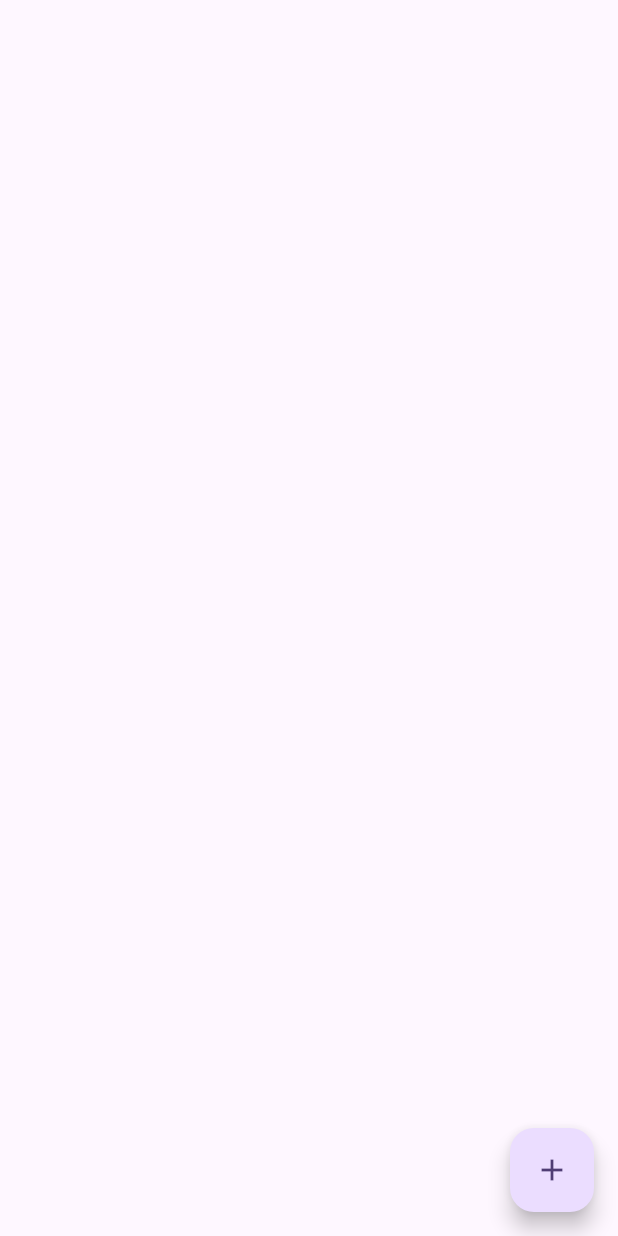
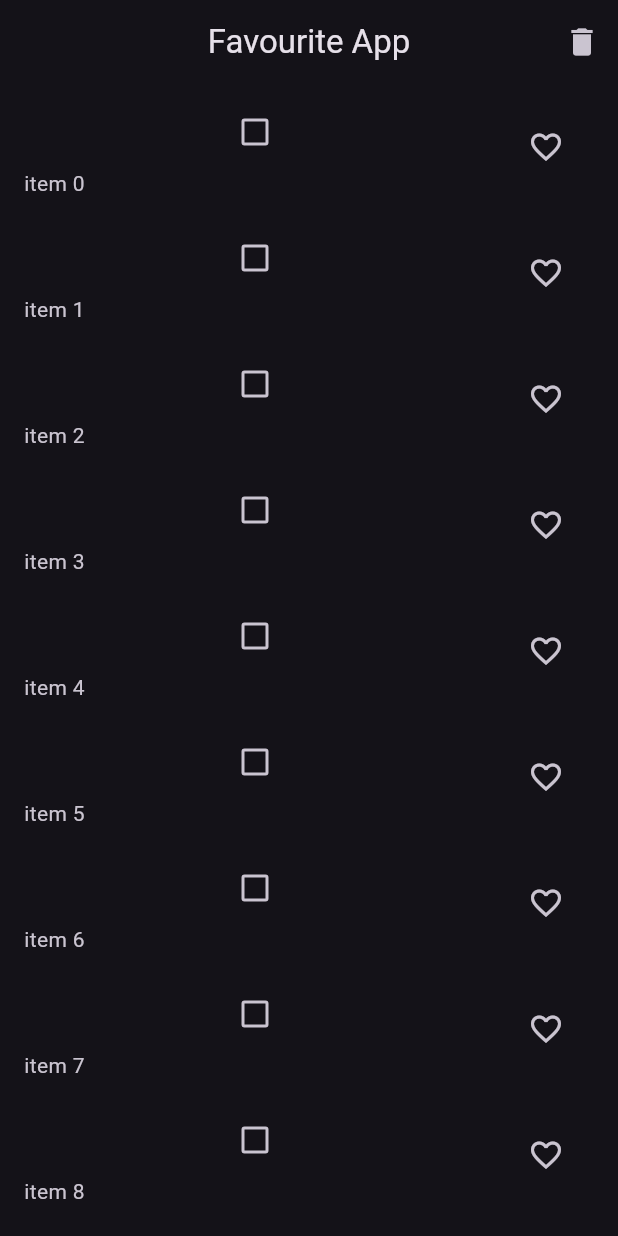
Before and after one commit to muhammadfurqan2002/Bloc-MVVM, a Flutter app: the screen it shows after launch, on a phone screen of 412 x 824 dp. Run offline on Flutter 3.47's test engine with Material 3 defaults, Android fonts, the phone set to English and light mode, and no system bars; our stand-ins replace bloc, equatable, flutter_bloc, image_picker.

Commit message:
updated and more favourite app

```diff
--- /dev/null
+++ b/lib/bloc/fav_bloc/fav_blc_bloc.dart
@@ -0,0 +1,66 @@
+
+import 'package:bloc/bloc.dart';
+import 'package:bloc_practice/model/favourite_item_model.dart';
+import 'package:bloc_practice/repository/favourite_repository.dart';
+
+import 'fav_blc_event.dart';
+import 'fav_blc_state.dart';
+
+
+class FavBlcBloc extends Bloc<FavBlcEvent, FavBlocState> {
+  final FavouriteRepository _favouriteRepository;
+  List<FavouriteItemModel> list=[];
+  List<FavouriteItemModel> tempList=[];
+  FavBlcBloc(this._favouriteRepository) : super(FavBlocState()) {
+    on<FetchFavouriteList>(_fetchList);
+    on<LikeFavouriteList>(_likes);
+    on<SelectFavouriteList>(_onSelect);
+    on<UnSelectFavouriteList>(_onUnSelect);
+    on<DeleteFavouriteList>(_onDelete);
+  }
+
+  void _fetchList(FetchFavouriteList event,Emitter<FavBlocState> emit)async{
+    list=await _favouriteRepository.fetchList();
+     emit.call(state.copyWith(list: List.from(list),status:ListStatus.success ));
+  }
+
+  void _likes(LikeFavouriteList event,Emitter<FavBlocState> emit)async{
+    final index=list.indexWhere((val)=>val.id==event.item.id);
+
+    if(event.item.isFavourite){
+
+      if(tempList.contains(list[index])){
+        tempList.remove(list[index]);
+        tempList.add(event.item);
+      }
+    }else{
+      if(tempList.contains(list[index])){
+        tempList.remove(list[index]);
+        tempList.add(event.item);
+      }
+    }
+
+
+
+
+    list[index]=event.item;
+
+     emit.call(state.copyWith(list: List.from(list),status:ListStatus.success,tempList:List.from(tempList)  ));
+  }
+  void _onSelect(SelectFavouriteList event,Emitter<FavBlocState> emit)async{
+    tempList.add(event.item);
+    emit.call(state.copyWith(tempList: List.from(tempList)));
+  }
+  void _onUnSelect(UnSelectFavouriteList event,Emitter<FavBlocState> emit)async{
+    tempList.remove(event.item);
+    emit.call(state.copyWith(tempList: List.from(tempList)));
+  }
+  void _onDelete(DeleteFavouriteList event,Emitter<FavBlocState> emit)async{
+    for(int x=0;x<tempList.length;x++){
+      list.remove(tempList[x]);
+    }
+    tempList.clear();
+    emit.call(state.copyWith(tempList: List.from(tempList),list: List.from(list)));
+  }
+
+}
--- /dev/null
+++ b/lib/bloc/fav_bloc/fav_blc_event.dart
@@ -0,0 +1,32 @@
+import 'package:bloc_practice/model/favourite_item_model.dart';
+import 'package:equatable/equatable.dart';
+
+abstract class FavBlcEvent extends Equatable{
+  const FavBlcEvent();
+
+  @override
+  // TODO: implement props
+  List<Object?> get props => [];
+}
+
+
+class FetchFavouriteList extends FavBlcEvent{}
+class DeleteFavouriteList extends FavBlcEvent{}
+class LikeFavouriteList extends FavBlcEvent{
+  final FavouriteItemModel item;
+  const LikeFavouriteList({required this.item});
+  @override
+  List<Object?> get props => [item];
+}
+class SelectFavouriteList extends FavBlcEvent{
+  final FavouriteItemModel item;
+  const SelectFavouriteList({required this.item});
+  @override
+  List<Object?> get props => [item];
+}
+class UnSelectFavouriteList extends FavBlcEvent{
+  final FavouriteItemModel item;
+  const UnSelectFavouriteList({required this.item});
+  @override
+  List<Object?> get props => [item];
+}
--- /dev/null
+++ b/lib/bloc/fav_bloc/fav_blc_state.dart
@@ -0,0 +1,29 @@
+
+import 'package:equatable/equatable.dart';
+
+import '../../model/favourite_item_model.dart';
+
+enum ListStatus{loading,success,failure}
+
+class FavBlocState extends Equatable {
+  final List<FavouriteItemModel> list;
+  final List<FavouriteItemModel> tempList;
+  final ListStatus status;
+  const FavBlocState({
+    this.list=const [],
+    this.tempList=const [],
+    this.status=ListStatus.loading
+  });
+
+  FavBlocState copyWith({List<FavouriteItemModel>? list,List<FavouriteItemModel>? tempList,ListStatus? status}){
+    return FavBlocState(
+      list:list??this.list,
+        tempList:tempList?? this.tempList,
+      status: status??this.status
+    );
+  }
+
+  @override
+  List<Object?> get props => [status,list,tempList];
+
+}
--- a/lib/main.dart
+++ b/lib/main.dart
@@ -1,9 +1,12 @@
 import 'package:bloc_practice/bloc/counter_bloc/counter_bloc.dart';
+import 'package:bloc_practice/bloc/fav_bloc/fav_blc_bloc.dart';
 import 'package:bloc_practice/bloc/image_picker/image_picker_bloc.dart';
 import 'package:bloc_practice/bloc/switch_bloc/switch_bloc.dart';
 import 'package:bloc_practice/bloc/todo/todo_bloc.dart';
 import 'package:bloc_practice/equatble_test.dart';
+import 'package:bloc_practice/repository/favourite_repository.dart';
 import 'package:bloc_practice/ui/counter/counter_screen.dart';
+import 'package:bloc_practice/ui/fav/favurite.dart';
 import 'package:bloc_practice/ui/image_picker/image_picker.dart';
 import 'package:bloc_practice/ui/switch/switch_example.dart';
 import 'package:bloc_practice/ui/todo/todo.dart';
@@ -34,15 +37,19 @@ class MyApp extends StatelessWidget {
         BlocProvider(
           create: (context) => TodoBloc(),
         ),
+        BlocProvider(
+          create: (context) => FavBlcBloc(FavouriteRepository()),
+        ),
 
       ],
       child: MaterialApp(
         title: 'Flutter Demo',
+        themeMode: ThemeMode.dark,
         theme: ThemeData(
-
-          colorScheme: ColorScheme.fromSeed(seedColor: Colors.deepPurple),
+            brightness: Brightness.dark,
+            useMaterial3: true
         ),
-        home:TodoScreen(),
+        home:Favourite(),
       ),
     );
   }
--- /dev/null
+++ b/lib/model/favourite_item_model.dart
@@ -0,0 +1,23 @@
+import 'package:equatable/equatable.dart';
+
+class FavouriteItemModel extends Equatable{
+  final String id;
+  final String value;
+  final bool isDeleting;
+  final bool isFavourite;
+
+  const FavouriteItemModel({required this.id,required this.value,this.isDeleting=false,this.isFavourite=false});
+
+
+  FavouriteItemModel copyWith({String? id,String? value,bool? isDeleting,bool? isFavourite}){
+    return FavouriteItemModel(id: id??this.id,
+    value: value??this.value,
+isDeleting: isDeleting??this.isDeleting,
+isFavourite: isFavourite??this.isFavourite);
+}
+
+  @override
+  // TODO: implement props
+  List<Object?> get props => [id,value,isFavourite,isDeleting];
+
+}
--- /dev/null
+++ b/lib/repository/favourite_repository.dart
@@ -0,0 +1,15 @@
+import 'package:bloc_practice/model/favourite_item_model.dart';
+
+class FavouriteRepository{
+
+ Future<List<FavouriteItemModel>> fetchList()async{
+   await Future.delayed(Duration(seconds: 3));
+   return List.of(_generateList(10));
+ }
+
+ List<FavouriteItemModel> _generateList(int length){
+    return List.generate(10, (index){
+      return  FavouriteItemModel(id: index.toString(), value: "item $index");
+    });
+ }
+}
--- /dev/null
+++ b/lib/ui/fav/favurite.dart
@@ -0,0 +1,69 @@
+import 'package:bloc_practice/bloc/fav_bloc/fav_blc_bloc.dart';
+import 'package:bloc_practice/bloc/fav_bloc/fav_blc_event.dart';
+import 'package:bloc_practice/bloc/fav_bloc/fav_blc_state.dart';
+import 'package:bloc_practice/model/favourite_item_model.dart';
+import 'package:flutter/cupertino.dart';
+import 'package:flutter/material.dart';
+import 'package:flutter_bloc/flutter_bloc.dart';
+
+class Favourite extends StatefulWidget {
+  const Favourite({super.key});
+
+  @override
+  State<Favourite> createState() => _FavouriteState();
+}
+
+class _FavouriteState extends State<Favourite> {
+  @override
+  void initState() {
+    // TODO: implement initState
+    super.initState();
+    context.read<FavBlcBloc>().add(FetchFavouriteList());
+  }
+  @override
+  Widget build(BuildContext context) {
+    return Scaffold(
+      appBar: AppBar(
+        centerTitle: true,
+        title: Text("Favourite App"),
+        actions: [
+          BlocBuilder<FavBlcBloc, FavBlocState>(
+         builder: (context, state) {
+          return IconButton(onPressed: (){
+          context.read<FavBlcBloc>().add(DeleteFavouriteList());
+          }, icon: Icon(Icons.delete));
+  },
+)
+        ],
+      ),
+      body:BlocBuilder<FavBlcBloc,FavBlocState>(builder: (context,state){
+        if(state.status==ListStatus.loading){
+          return CircularProgressIndicator();
+        }else if(state.status==ListStatus.failure){
+          return Text("Something went Wrong");
+        }else {
+          return ListView.builder(
+              itemCount: state.list.length,
+              itemBuilder: (context, index) {
+                final item=state.list[index];
+            return ListTile(
+              title: Checkbox(value: state.tempList.contains(item) , onChanged: (value){
+                if (value == true) {
+                  context.read<FavBlcBloc>().add(SelectFavouriteList(item: item));
+                } else {
+                  context.read<FavBlcBloc>().add(UnSelectFavouriteList(item: item));
+                }
+              }),
+              subtitle: Text(state.list[index].value),
+              trailing: IconButton(onPressed: (){
+                FavouriteItemModel item=new FavouriteItemModel(id: index.toString(),
+                    value:state.list[index].value,isFavourite: state.list[index].isFavourite?false:true);
+                    context.read<FavBlcBloc>().add(LikeFavouriteList(item: item));
+                }, icon: Icon( state.list[index].isFavourite? Icons.favorite:Icons.favorite_border_outlined)),
+            );
+          });
+        }
+      }),
+    );
+  }
+}
```
